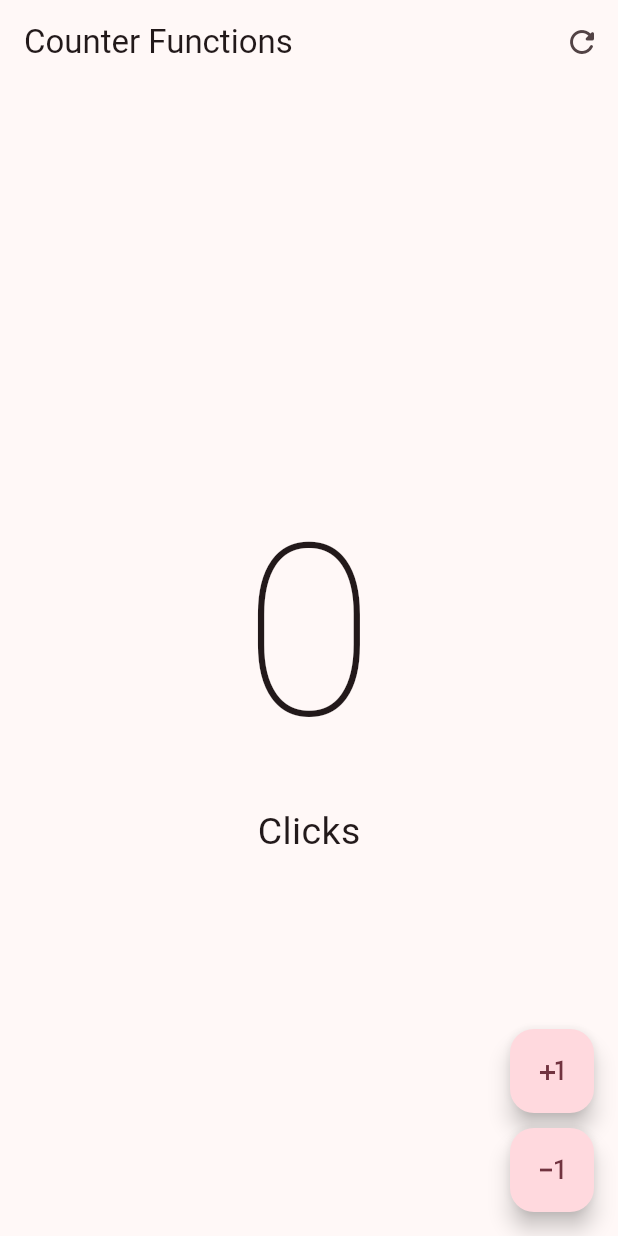
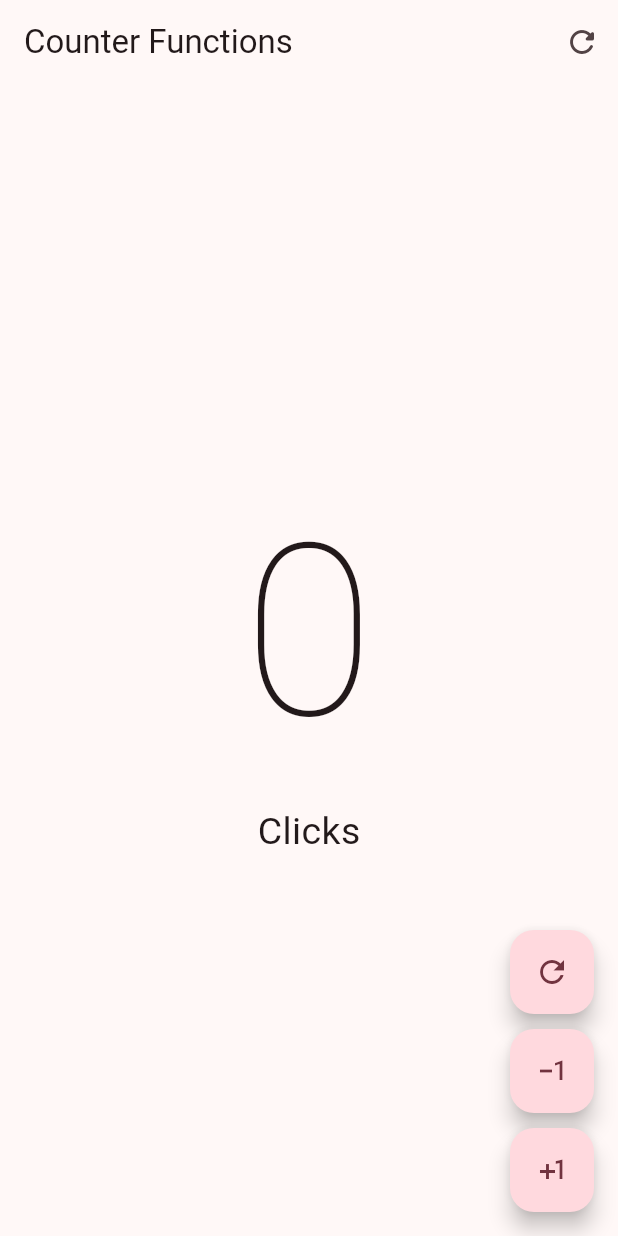
Before and after one commit to DavidAML3/FlutterCourse, a Flutter app: the screen it shows after launch, on a phone screen of 412 x 824 dp. Run offline on Flutter 3.47's test engine with Material 3 defaults, Android fonts, the phone set to English and light mode, and no system bars.

Commit message:
finished counter app

```diff
--- a/hello_world_app/lib/presentation/screens/counter/counter_functions_screens.dart
+++ b/hello_world_app/lib/presentation/screens/counter/counter_functions_screens.dart
@@ -42,24 +42,53 @@ class _CounterFunctionsScreenState extends State<CounterFunctionsScreen> {
         floatingActionButton: Column(
           mainAxisAlignment: MainAxisAlignment.end,
           children: [
-            FloatingActionButton(
+            CustomButton(
+              icon: Icons.refresh_outlined,
+              onPressed: () {
+                setState(() {
+                  clickCounter = 0;
+                });
+              },
+            ),
+            const SizedBox(height: 10),
+            CustomButton(
+              icon: Icons.exposure_minus_1_outlined,
+              onPressed: () {
+                if (clickCounter == 0) return;
+                setState(() {
+                  clickCounter--;
+                });
+              },
+            ),
+            const SizedBox(height: 10),
+            CustomButton(
+              icon: Icons.plus_one,
               onPressed: () {
                 setState(() {
                   clickCounter++;
                 });
               },
-              child: const Icon(Icons.plus_one),
-            ),
-            const SizedBox(height: 10),
-            FloatingActionButton(
-              onPressed: () {
-                setState(() {
-                  clickCounter--;
-                });
-              },
-              child: const Icon(Icons.exposure_minus_1_outlined),
             ),
           ],
         ));
   }
 }
+
+class CustomButton extends StatelessWidget {
+  final IconData icon;
+  final VoidCallback? onPressed;
+
+  const CustomButton({
+    super.key,
+    required this.icon,
+    this.onPressed,
+  });
+
+  @override
+  Widget build(BuildContext context) {
+    return FloatingActionButton(
+      onPressed: onPressed,
+      child: Icon(icon),
+    );
+  }
+}
```
Also changed, not shown: 1 other file.
